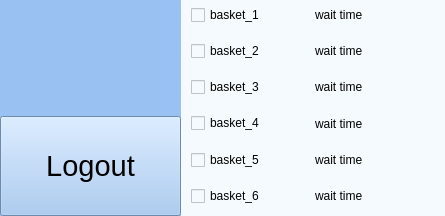
Qt form RobotSystemHub/UserGui/user.ui (addinedu-ros-6th/ros-repo-5) before a commit.
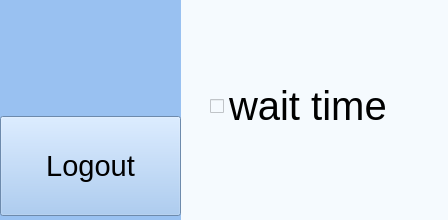
The same form after that commit. Icons and pictures are not drawn.

Commit message: modified usergui --> Change from 6 checkboxes to 1

```diff
--- a/RobotSystemHub/UserGui/user.ui
+++ b/RobotSystemHub/UserGui/user.ui
@@ -6,8 +6,8 @@
    <rect>
     <x>0</x>
     <y>0</y>
-    <width>445</width>
-    <height>216</height>
+    <width>448</width>
+    <height>220</height>
    </rect>
   </property>
   <property name="windowTitle">
@@ -143,125 +143,23 @@
      </item>
     </layout>
    </widget>
-   <widget class="QWidget" name="layoutWidget">
+   <widget class="QCheckBox" name="checkbox_basket_1">
     <property name="geometry">
      <rect>
-      <x>191</x>
-      <y>0</y>
-      <width>241</width>
-      <height>211</height>
+      <x>210</x>
+      <y>80</y>
+      <width>188</width>
+      <height>52</height>
      </rect>
     </property>
-    <layout class="QVBoxLayout" name="verticalLayout_3">
-     <item>
-      <layout class="QHBoxLayout" name="horizontalLayout_7">
-       <item>
-        <widget class="QCheckBox" name="checkbox_basket_1">
-         <property name="text">
-          <string>basket_1</string>
-         </property>
-        </widget>
-       </item>
-       <item>
-        <widget class="QLabel" name="label_2">
-         <property name="text">
-          <string>wait time</string>
-         </property>
-        </widget>
-       </item>
-      </layout>
-     </item>
-     <item>
-      <layout class="QHBoxLayout" name="horizontalLayout_5">
-       <item>
-        <widget class="QCheckBox" name="checkbox_basket_2">
-         <property name="text">
-          <string>basket_2</string>
-         </property>
-        </widget>
-       </item>
-       <item>
-        <widget class="QLabel" name="label_3">
-         <property name="text">
-          <string>wait time</string>
-         </property>
-        </widget>
-       </item>
-      </layout>
-     </item>
-     <item>
-      <layout class="QHBoxLayout" name="horizontalLayout_4">
-       <item>
-        <widget class="QCheckBox" name="checkbox_basket_3">
-         <property name="text">
-          <string>basket_3</string>
-         </property>
-        </widget>
-       </item>
-       <item>
-        <widget class="QLabel" name="label_4">
-         <property name="text">
-          <string>wait time</string>
-         </property>
-        </widget>
-       </item>
-      </layout>
-     </item>
-     <item>
-      <layout class="QHBoxLayout" name="horizontalLayout_3">
-       <item>
-        <widget class="QCheckBox" name="checkbox_basket_4">
-         <property name="text">
-          <string>basket_4</string>
-         </property>
-        </widget>
-       </item>
-       <item>
-        <widget class="QLabel" name="label_5">
-         <property name="text">
-          <string>wait time</string>
-         </property>
-        </widget>
-       </item>
-      </layout>
-     </item>
-     <item>
-      <layout class="QHBoxLayout" name="horizontalLayout_2">
-       <item>
-        <widget class="QCheckBox" name="checkbox_basket_5">
-         <property name="text">
-          <string>basket_5</string>
-         </property>
-        </widget>
-       </item>
-       <item>
-        <widget class="QLabel" name="label_6">
-         <property name="text">
-          <string>wait time</string>
-         </property>
-        </widget>
-       </item>
-      </layout>
-     </item>
-     <item>
-      <layout class="QHBoxLayout" name="horizontalLayout">
-       <item>
-        <widget class="QCheckBox" name="checkbox_basket_6">
-         <property name="text">
-          <string>basket_6</string>
-         </property>
-        </widget>
-       </item>
-       <item>
-        <widget class="QLabel" name="label_7">
-         <property name="text">
-          <string>wait time</string>
-         </property>
-        </widget>
-       </item>
-      </layout>
-     </item>
-    </layout>
+    <property name="font">
+     <font>
+      <pointsize>30</pointsize>
+     </font>
+    </property>
+    <property name="text">
+     <string>wait time</string>
+    </property>
    </widget>
   </widget>
  </widget>
```
The commit also changes 1 other file.
